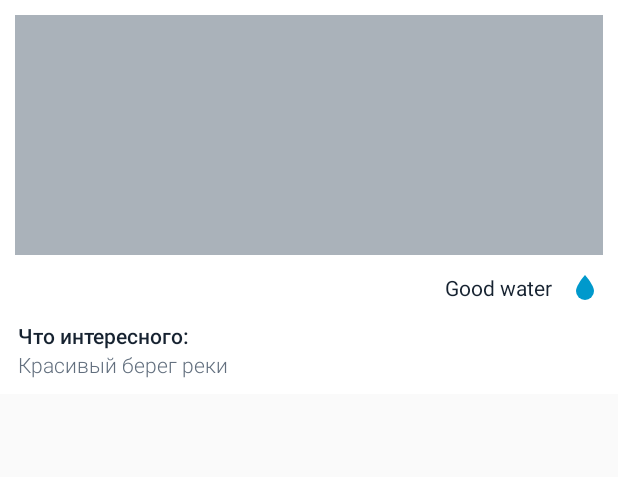
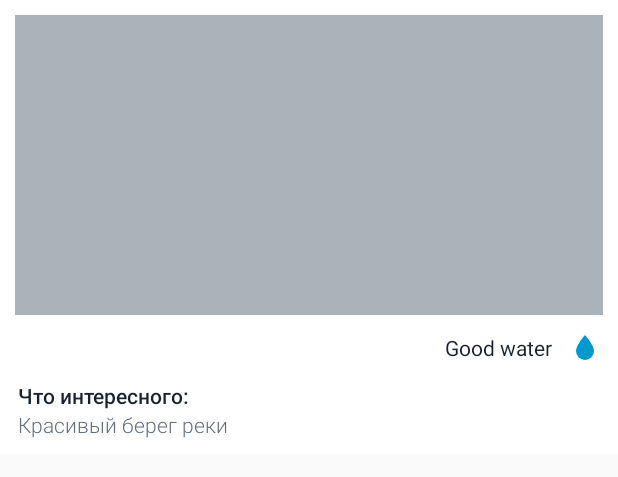
Before and after one commit to orcchg/EcologyMap, an Android app: the layout fragment_info.xml on its own in the app's theme, with its tools: preview values and no code run, on a phone screen of 412 x 824 dp. Shown: the top 477 px of the screen. Run offline under Robolectric (Android 15) with nearby library versions, the phone set to English and light mode, and no system bars; plain views replace SimpleDraweeView.

Commit message:
Page =-proofs

```diff
--- a/app/src/main/res/layout/fragment_info.xml
+++ b/app/src/main/res/layout/fragment_info.xml
@@ -77,7 +77,7 @@
         android:layout_marginBottom="10dp"
         android:background="@color/textSecondarySemi"
         android:contentDescription="@null"
-        android:minHeight="160dp"
+        android:minHeight="200dp"
         app:layout_constraintTop_toTopOf="parent"
         app:layout_constraintBottom_toTopOf="@id/ll_container"
         app:layout_constraintStart_toStartOf="parent"
```
